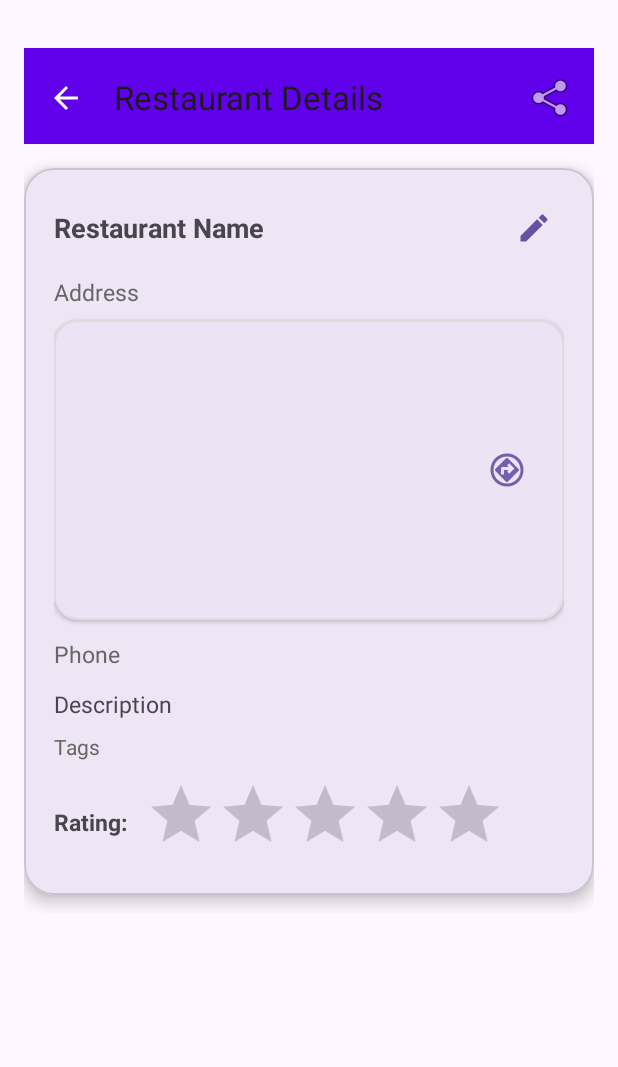
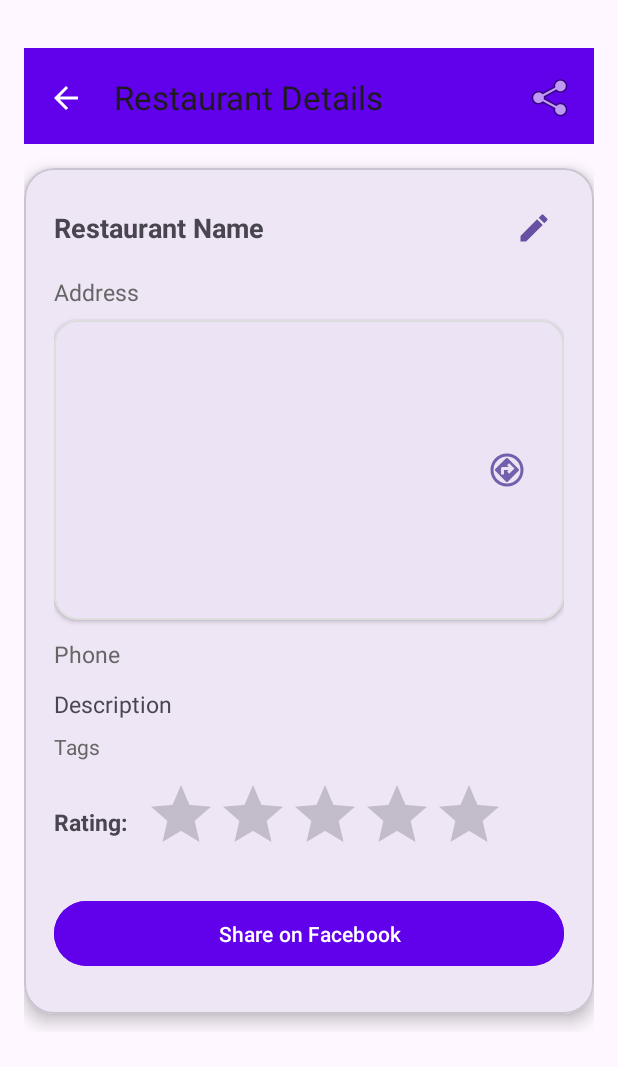
Before and after one commit to zzaki13/GroupAssignment3074, an Android app: the DetailsActivity screen opened directly, with no data from a screen before it, on a phone screen of 412 x 824 dp. Shown: the top 1067 px of the screen. Run offline under Robolectric (Android 15) with nearby library versions, the phone set to English and light mode, and no system bars; pictures from the network do not load; 1 statement that could not run was skipped.

Commit message:
Added Share Button for Facebook on Details Screen.

```diff
--- a/app/src/main/java/ca/gbc/restaurantguide/ui/AddEditRestaurantActivity.kt
+++ b/app/src/main/java/ca/gbc/restaurantguide/ui/AddEditRestaurantActivity.kt
@@ -27,13 +27,11 @@ class AddEditRestaurantActivity : AppCompatActivity() {
         supportActionBar?.setDisplayHomeAsUpEnabled(true)
         binding.topBar.setNavigationOnClickListener { finish() }
 
-        // Are we editing an existing item?
         val idExtra = intent.getLongExtra("id", 0L)
         editingId = if (idExtra > 0) idExtra else null
 
         if (editingId != null) {
             title = "Edit Restaurant"
-            // Load and prefill fields
             vm.load(editingId!!) { r ->
                 if (r != null) {
                     binding.etName.setText(r.name)
@@ -62,7 +60,6 @@ class AddEditRestaurantActivity : AppCompatActivity() {
                 return@setOnClickListener
             }
 
-            // If editing, keep the same id to trigger update
             val item = Restaurant(
                 id = editingId ?: 0L,
                 name = name,
--- a/app/src/main/java/ca/gbc/restaurantguide/ui/MainActivity.kt
+++ b/app/src/main/java/ca/gbc/restaurantguide/ui/MainActivity.kt
@@ -27,7 +27,6 @@ class MainActivity : AppCompatActivity() {
         binding = ActivityMainBinding.inflate(layoutInflater)
         setContentView(binding.root)
 
-        // Toolbar title is already set in XML
         setSupportActionBar(binding.topAppBar)
 
         setupRecycler()
@@ -39,13 +38,11 @@ class MainActivity : AppCompatActivity() {
     private fun setupRecycler() {
         adapter = RestaurantAdapter(
             onClick = { restaurant ->
-                // Open details screen for this restaurant
                 val intent = Intent(this, DetailsActivity::class.java)
                 intent.putExtra("id", restaurant.id)
                 startActivity(intent)
             },
             onEdit = { restaurant ->
-                // Open add/edit screen in edit mode
                 val intent = Intent(this, AddEditRestaurantActivity::class.java)
                 intent.putExtra("id", restaurant.id)
                 startActivity(intent)
@@ -55,7 +52,6 @@ class MainActivity : AppCompatActivity() {
         binding.recycler.layoutManager = LinearLayoutManager(this)
         binding.recycler.adapter = adapter
 
-        // Observe filtered list from ViewModel
         vm.filtered.observe(this) { list ->
             adapter.submitList(list)
         }
@@ -78,13 +74,11 @@ class MainActivity : AppCompatActivity() {
     }
 
     private fun setupButtons() {
-        // "+" button to add a new restaurant
         binding.btnAdd.setOnClickListener {
             val intent = Intent(this, AddEditRestaurantActivity::class.java)
             startActivity(intent)
         }
 
-        // "About" floating button
         binding.fabAbout.setOnClickListener {
             startActivity(Intent(this, AboutActivity::class.java))
         }
--- a/app/src/main/res/layout/activity_details.xml
+++ b/app/src/main/res/layout/activity_details.xml
@@ -11,7 +11,6 @@
         android:orientation="vertical"
         android:padding="16dp">
 
-
         <com.google.android.material.appbar.MaterialToolbar
             android:id="@+id/topBar"
             android:layout_width="match_parent"
@@ -20,8 +19,6 @@
             android:layout_marginTop="16dp"
             android:paddingTop="1dp"
             android:title="Restaurant Details"
-            app:strokeColor="#DDDDDD"
-
             android:titleTextColor="@android:color/white"
             app:navigationIcon="@drawable/ic_arrow_back_24" />
 
@@ -163,6 +160,18 @@
                         android:layout_marginStart="8dp"/>
                 </LinearLayout>
 
+                <Button
+                    android:id="@+id/btn_share_facebook"
+                    android:layout_width="match_parent"
+                    android:layout_height="wrap_content"
+                    android:text="Share on Facebook"
+                    android:textAllCaps="false"
+                    android:layout_marginTop="20dp"
+                    android:layout_marginBottom="8dp"
+                    android:backgroundTint="#6100EB"
+                    android:textColor="@android:color/white"
+                    android:padding="12dp"/>
+
             </LinearLayout>
         </com.google.android.material.card.MaterialCardView>
     </LinearLayout>
```
Also changed, not shown: app/src/main/java/ca/gbc/restaurantguide/ui/DetailsActivity.kt (+47 -18 lines), app/src/main/res/layout/activity_main.xml (+3 -4 lines).
